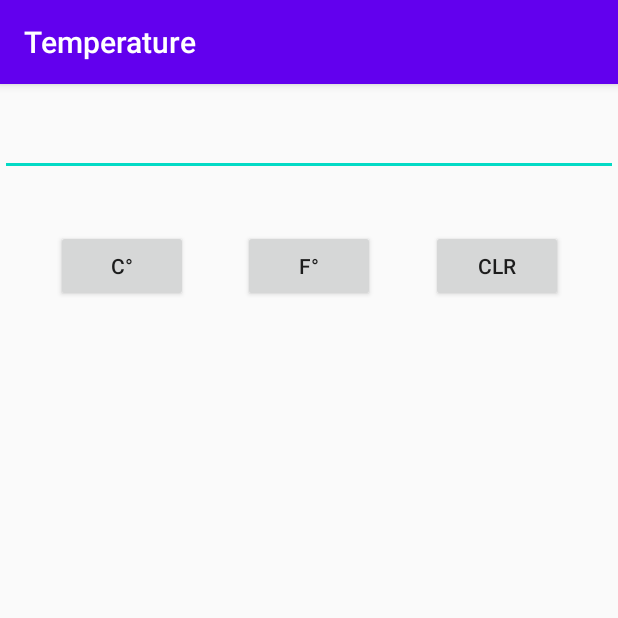
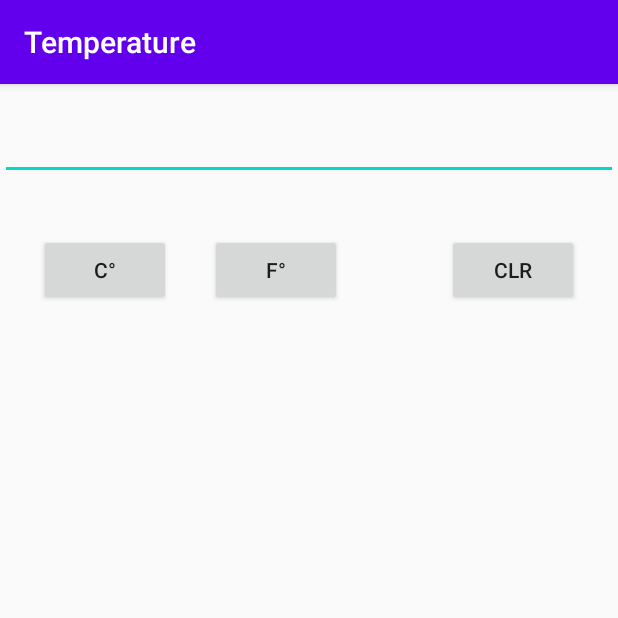
Before and after one commit to Anjola85/TemperatureConverter, an Android app: the screen it shows after launch (TempActivity), on a phone screen of 412 x 824 dp, the top half of it. Run offline under Robolectric (Android 15) with nearby library versions, the phone set to English and light mode, and no system bars.

Commit message:
MainActivity

```diff
--- a/app/src/main/java/com/example/temperature/TempActivity.java
+++ b/app/src/main/java/com/example/temperature/TempActivity.java
@@ -3,12 +3,57 @@ package com.example.temperature;
 import androidx.appcompat.app.AppCompatActivity;
 
 import android.os.Bundle;
+import android.view.View;
+import android.widget.Button;
+import android.widget.EditText;
+import android.widget.TextView;
 
-public class TempActivity extends AppCompatActivity {
+public class TempActivity extends AppCompatActivity implements View.OnClickListener{
+
+    String userInput;
+    Double temp;
+    String result;
+    double index;
+    EditText tempInput;
+    Button cBtn;
+    Button fBtn;
+    Button clr;
+
 
     @Override
     protected void onCreate(Bundle savedInstanceState) {
         super.onCreate(savedInstanceState);
         setContentView(R.layout.temperature_layout);
+
+        tempInput = findViewById(R.id.tempEntry);
+
+        cBtn = findViewById(R.id.cBtn);
+        cBtn.setOnClickListener(this);
+
+        fBtn = findViewById(R.id.fBtn);
+        fBtn.setOnClickListener(this);
+
+        clr = findViewById(R.id.clear);
+        clr.setOnClickListener(this);
+
     }
+
+    public void onClick(View v) {
+        userInput = tempInput.getText().toString();
+        temp = Double.parseDouble(userInput);
+        if (v.getId() == R.id.cBtn) {
+            index = 5*((temp-32)/9);
+            result = String.format("%.1f", index);
+            ((TextView) findViewById(R.id.answer)).setText(result);
+        } else if (v.getId() == R.id.fBtn) {
+            index = (32+(9*temp))/5;
+            result = String.format("%.1f", index);
+            ((TextView) findViewById(R.id.answer)).setText(result);
+        } else {
+            ((TextView) findViewById(R.id.answer)).setText("");
+        }
+    }
+
+
+
 }
--- a/app/src/main/res/layout/temperature_layout.xml
+++ b/app/src/main/res/layout/temperature_layout.xml
@@ -12,41 +12,61 @@
         android:layout_height="wrap_content"
         android:layout_marginTop="16dp"
         android:ems="10"
+        android:gravity="center"
         android:inputType="textPersonName"
+        android:textAlignment="center"
+        android:textSize="20sp"
         app:layout_constraintEnd_toEndOf="parent"
         app:layout_constraintStart_toStartOf="parent"
         app:layout_constraintTop_toTopOf="parent" />
 
     <Button
-        android:id="@+id/button2"
-        android:layout_width="wrap_content"
-        android:layout_height="wrap_content"
-        android:layout_marginTop="36dp"
-        android:text="F°"
-        app:layout_constraintEnd_toStartOf="@+id/button3"
-        app:layout_constraintHorizontal_bias="0.5"
-        app:layout_constraintStart_toEndOf="@+id/button"
-        app:layout_constraintTop_toBottomOf="@+id/tempEntry" />
-
-    <Button
-        android:id="@+id/button"
+        android:id="@+id/cBtn"
         android:layout_width="wrap_content"
         android:layout_height="wrap_content"
         android:layout_marginTop="36dp"
         android:text="C°"
-        app:layout_constraintEnd_toStartOf="@+id/button2"
+        app:layout_constraintEnd_toStartOf="@+id/fBtn"
         app:layout_constraintHorizontal_bias="0.5"
         app:layout_constraintStart_toStartOf="parent"
         app:layout_constraintTop_toBottomOf="@+id/tempEntry" />
 
     <Button
-        android:id="@+id/button3"
+        android:id="@+id/clear"
         android:layout_width="wrap_content"
         android:layout_height="wrap_content"
+        android:layout_marginStart="44dp"
+        android:layout_marginLeft="44dp"
         android:layout_marginTop="36dp"
         android:text="CLR"
         app:layout_constraintEnd_toEndOf="parent"
         app:layout_constraintHorizontal_bias="0.5"
-        app:layout_constraintStart_toEndOf="@+id/button2"
+        app:layout_constraintStart_toEndOf="@+id/fBtn"
         app:layout_constraintTop_toBottomOf="@+id/tempEntry" />
+
+    <Button
+        android:id="@+id/fBtn"
+        android:layout_width="wrap_content"
+        android:layout_height="wrap_content"
+        android:layout_marginTop="36dp"
+        android:text="F°"
+        app:layout_constraintEnd_toStartOf="@+id/clear"
+        app:layout_constraintHorizontal_bias="0.5"
+        app:layout_constraintStart_toEndOf="@+id/cBtn"
+        app:layout_constraintTop_toBottomOf="@+id/tempEntry" />
+
+    <TextView
+        android:id="@+id/answer"
+        android:layout_width="372dp"
+        android:layout_height="167dp"
+        android:layout_marginTop="120dp"
+        android:gravity="center_horizontal"
+        android:textAlignment="center"
+        android:textColor="#F44336"
+        android:textSize="30sp"
+        app:layout_constraintEnd_toEndOf="parent"
+        app:layout_constraintHorizontal_bias="0.487"
+        app:layout_constraintStart_toStartOf="parent"
+        app:layout_constraintTop_toBottomOf="@+id/fBtn" />
+
 </androidx.constraintlayout.widget.ConstraintLayout>
--- a/settings.gradle
+++ b/settings.gradle
@@ -1,2 +1,3 @@
 rootProject.name='Temperature'
 include ':app'
+include ':temp_library'
```
Also changed, not shown: temp_library/build.gradle (added, +9 -0 lines), temp_library/src/main/java/com/example/temp_library/MyClass.java (renamed from app/src/main/java/com/example/temperature/TempModel.java, +6 -6 lines), 1 other file.
